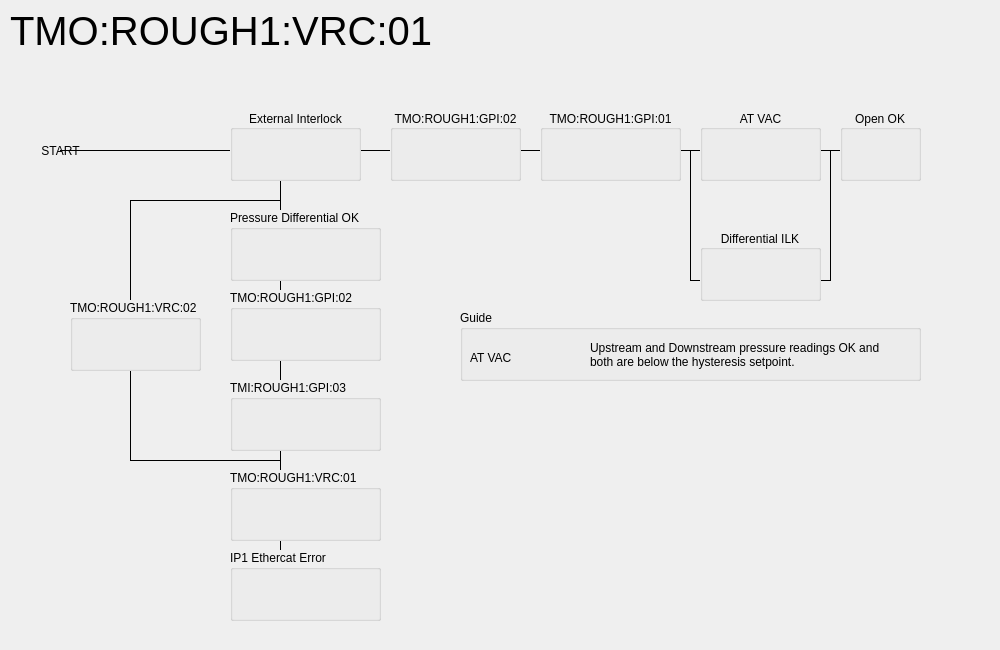
The window that vac_screens/interlock_screens/ROUGH1_VRC_01_ext_lg.ui (pcdshub/lcls-pydm-tmo) describes before a commit, drawn with Qt 5.
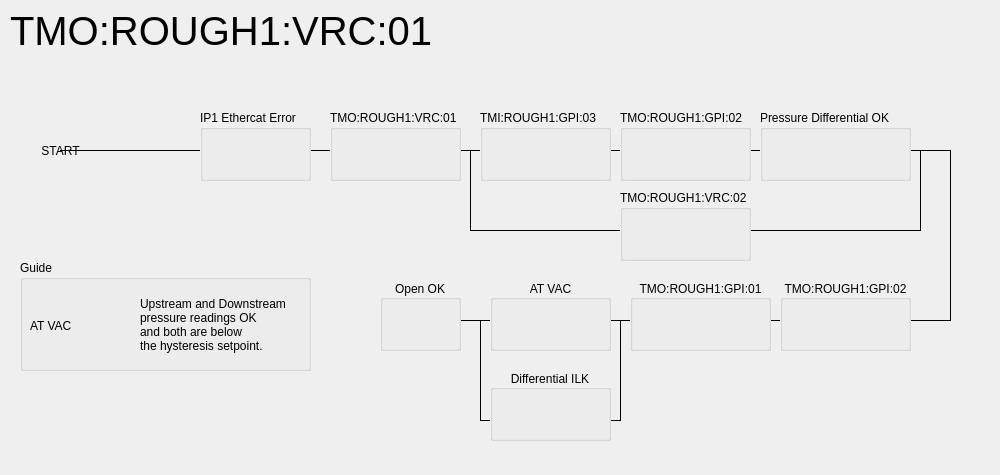
The same window after the commit. Custom widgets are drawn as their Qt base class.

Commit message: Automatic backup @ Mon Jul 21 17:00:52 PDT 2025

```diff
--- a/vac_screens/interlock_screens/ROUGH1_VRC_01_ext_lg.ui
+++ b/vac_screens/interlock_screens/ROUGH1_VRC_01_ext_lg.ui
@@ -7,7 +7,7 @@
     <x>0</x>
     <y>0</y>
     <width>1000</width>
-    <height>650</height>
+    <height>475</height>
    </rect>
   </property>
   <property name="windowTitle">
@@ -46,7 +46,7 @@
         <x>0</x>
         <y>0</y>
         <width>1000</width>
-        <height>650</height>
+        <height>475</height>
        </rect>
       </property>
       <property name="sizePolicy">
@@ -58,8 +58,8 @@
       <widget class="QGroupBox" name="groupBox_2">
        <property name="geometry">
         <rect>
-         <x>70</x>
-         <y>300</y>
+         <x>620</x>
+         <y>190</y>
          <width>131</width>
          <height>71</height>
         </rect>
@@ -119,80 +119,13 @@
         </item>
        </layout>
       </widget>
-      <widget class="QGroupBox" name="groupBox_5">
-       <property name="geometry">
-        <rect>
-         <x>230</x>
-         <y>110</y>
-         <width>131</width>
-         <height>71</height>
-        </rect>
-       </property>
-       <property name="autoFillBackground">
-        <bool>true</bool>
-       </property>
-       <property name="title">
-        <string>External Interlock</string>
-       </property>
-       <property name="alignment">
-        <set>Qt::AlignCenter</set>
-       </property>
-       <layout class="QVBoxLayout" name="verticalLayout_5">
-        <item>
-         <widget class="PyDMByteIndicator" name="PyDMByteIndicator_5">
-          <property name="toolTip">
-           <string/>
-          </property>
-          <property name="alarmSensitiveContent" stdset="0">
-           <bool>false</bool>
-          </property>
-          <property name="alarmSensitiveBorder" stdset="0">
-           <bool>true</bool>
-          </property>
-          <property name="PyDMToolTip" stdset="0">
-           <string/>
-          </property>
-          <property name="channel" stdset="0">
-           <string>ca://TMO:ROUGH1:VRC:01:EXT_ILK_OK_RBV</string>
-          </property>
-          <property name="offColor" stdset="0">
-           <color>
-            <red>255</red>
-            <green>0</green>
-            <blue>0</blue>
-           </color>
-          </property>
-          <property name="showLabels" stdset="0">
-           <bool>true</bool>
-          </property>
-          <property name="bigEndian" stdset="0">
-           <bool>false</bool>
-          </property>
-          <property name="circles" stdset="0">
-           <bool>true</bool>
-          </property>
-          <property name="numBits" stdset="0">
-           <number>1</number>
-          </property>
-          <property name="shift" stdset="0">
-           <number>0</number>
-          </property>
-          <property name="labels" stdset="0">
-           <stringlist>
-            <string>Ext_ILK OK</string>
-           </stringlist>
-          </property>
-         </widget>
-        </item>
-       </layout>
-      </widget>
       <widget class="Line" name="line_9">
        <property name="geometry">
         <rect>
-         <x>120</x>
-         <y>200</y>
+         <x>940</x>
+         <y>150</y>
          <width>20</width>
-         <height>261</height>
+         <height>171</height>
         </rect>
        </property>
        <property name="frameShadow">
@@ -205,8 +138,8 @@
       <widget class="QGroupBox" name="groupBox_7">
        <property name="geometry">
         <rect>
-         <x>540</x>
-         <y>110</y>
+         <x>630</x>
+         <y>280</y>
          <width>141</width>
          <height>71</height>
         </rect>
@@ -272,9 +205,9 @@
       <widget class="QGroupBox" name="groupBox_6">
        <property name="geometry">
         <rect>
-         <x>230</x>
-         <y>550</y>
-         <width>151</width>
+         <x>200</x>
+         <y>110</y>
+         <width>111</width>
          <height>71</height>
         </rect>
        </property>
@@ -340,27 +273,11 @@
         </item>
        </layout>
       </widget>
-      <widget class="Line" name="line_7">
-       <property name="geometry">
-        <rect>
-         <x>270</x>
-         <y>130</y>
-         <width>21</width>
-         <height>491</height>
-        </rect>
-       </property>
-       <property name="frameShadow">
-        <enum>QFrame::Plain</enum>
-       </property>
-       <property name="orientation">
-        <enum>Qt::Vertical</enum>
-       </property>
-      </widget>
       <widget class="QGroupBox" name="groupBox_8">
        <property name="geometry">
         <rect>
-         <x>390</x>
-         <y>110</y>
+         <x>780</x>
+         <y>280</y>
          <width>131</width>
          <height>71</height>
         </rect>
@@ -426,9 +343,9 @@
       <widget class="Line" name="line_8">
        <property name="geometry">
         <rect>
-         <x>130</x>
-         <y>450</y>
-         <width>151</width>
+         <x>470</x>
+         <y>220</y>
+         <width>451</width>
          <height>21</height>
         </rect>
        </property>
@@ -444,7 +361,7 @@
         <rect>
          <x>60</x>
          <y>140</y>
-         <width>821</width>
+         <width>891</width>
          <height>20</height>
         </rect>
        </property>
@@ -489,8 +406,8 @@
       <widget class="QGroupBox" name="groupBox">
        <property name="geometry">
         <rect>
-         <x>230</x>
-         <y>210</y>
+         <x>760</x>
+         <y>110</y>
          <width>151</width>
          <height>71</height>
         </rect>
@@ -538,8 +455,8 @@
       <widget class="QGroupBox" name="groupBox_9">
        <property name="geometry">
         <rect>
-         <x>840</x>
-         <y>110</y>
+         <x>380</x>
+         <y>280</y>
          <width>81</width>
          <height>71</height>
         </rect>
@@ -587,9 +504,9 @@
       <widget class="QGroupBox" name="groupBox_10">
        <property name="geometry">
         <rect>
-         <x>230</x>
-         <y>290</y>
-         <width>151</width>
+         <x>620</x>
+         <y>110</y>
+         <width>131</width>
          <height>71</height>
         </rect>
        </property>
@@ -657,9 +574,9 @@
       <widget class="QGroupBox" name="groupBox_11">
        <property name="geometry">
         <rect>
-         <x>230</x>
-         <y>380</y>
-         <width>151</width>
+         <x>480</x>
+         <y>110</y>
+         <width>131</width>
          <height>71</height>
         </rect>
        </property>
@@ -724,28 +641,12 @@
         </item>
        </layout>
       </widget>
-      <widget class="Line" name="line_10">
-       <property name="geometry">
-        <rect>
-         <x>130</x>
-         <y>190</y>
-         <width>151</width>
-         <height>21</height>
-        </rect>
-       </property>
-       <property name="frameShadow">
-        <enum>QFrame::Plain</enum>
-       </property>
-       <property name="orientation">
-        <enum>Qt::Horizontal</enum>
-       </property>
-      </widget>
       <widget class="QGroupBox" name="groupBox_12">
        <property name="geometry">
         <rect>
-         <x>230</x>
-         <y>470</y>
-         <width>151</width>
+         <x>330</x>
+         <y>110</y>
+         <width>131</width>
          <height>71</height>
         </rect>
        </property>
@@ -867,8 +768,8 @@
       <widget class="QGroupBox" name="groupBox_14">
        <property name="geometry">
         <rect>
-         <x>700</x>
-         <y>230</y>
+         <x>490</x>
+         <y>370</y>
          <width>121</width>
          <height>71</height>
         </rect>
@@ -934,10 +835,10 @@
       <widget class="Line" name="line_11">
        <property name="geometry">
         <rect>
-         <x>680</x>
+         <x>460</x>
          <y>150</y>
          <width>20</width>
-         <height>131</height>
+         <height>81</height>
         </rect>
        </property>
        <property name="frameShadow">
@@ -950,9 +851,9 @@
       <widget class="Line" name="line_12">
        <property name="geometry">
         <rect>
-         <x>690</x>
-         <y>270</y>
-         <width>141</width>
+         <x>420</x>
+         <y>310</y>
+         <width>531</width>
          <height>21</height>
         </rect>
        </property>
@@ -963,27 +864,11 @@
         <enum>Qt::Horizontal</enum>
        </property>
       </widget>
-      <widget class="Line" name="line_13">
-       <property name="geometry">
-        <rect>
-         <x>820</x>
-         <y>150</y>
-         <width>20</width>
-         <height>131</height>
-        </rect>
-       </property>
-       <property name="frameShadow">
-        <enum>QFrame::Plain</enum>
-       </property>
-       <property name="orientation">
-        <enum>Qt::Vertical</enum>
-       </property>
-      </widget>
       <widget class="QGroupBox" name="groupBox_15">
        <property name="geometry">
         <rect>
-         <x>700</x>
-         <y>110</y>
+         <x>490</x>
+         <y>280</y>
          <width>121</width>
          <height>71</height>
         </rect>
@@ -1049,10 +934,10 @@
       <widget class="QGroupBox" name="groupBox_3">
        <property name="geometry">
         <rect>
-         <x>460</x>
-         <y>310</y>
-         <width>461</width>
-         <height>71</height>
+         <x>20</x>
+         <y>260</y>
+         <width>291</width>
+         <height>111</height>
         </rect>
        </property>
        <property name="autoFillBackground">
@@ -1067,7 +952,7 @@
           <x>10</x>
           <y>40</y>
           <width>43</width>
-          <height>16</height>
+          <height>51</height>
          </rect>
         </property>
         <property name="text">
@@ -1077,17 +962,83 @@
        <widget class="QLabel" name="label_3">
         <property name="geometry">
          <rect>
-          <x>130</x>
+          <x>120</x>
           <y>30</y>
-          <width>331</width>
-          <height>31</height>
+          <width>171</width>
+          <height>71</height>
          </rect>
         </property>
         <property name="text">
-         <string>&lt;html&gt;&lt;head/&gt;&lt;body&gt;&lt;p&gt;Upstream and Downstream pressure readings OK and &lt;br/&gt;both are below the hysteresis setpoint. &lt;/p&gt;&lt;/body&gt;&lt;/html&gt;</string>
+         <string>&lt;html&gt;&lt;head/&gt;&lt;body&gt;&lt;p&gt;Upstream and Downstream&lt;br/&gt;pressure readings OK&lt;br/&gt;and both are below&lt;br/&gt;the hysteresis setpoint. &lt;/p&gt;&lt;/body&gt;&lt;/html&gt;</string>
         </property>
        </widget>
       </widget>
+      <widget class="Line" name="line_14">
+       <property name="geometry">
+        <rect>
+         <x>910</x>
+         <y>150</y>
+         <width>20</width>
+         <height>81</height>
+        </rect>
+       </property>
+       <property name="frameShadow">
+        <enum>QFrame::Plain</enum>
+       </property>
+       <property name="orientation">
+        <enum>Qt::Vertical</enum>
+       </property>
+      </widget>
+      <widget class="Line" name="line_13">
+       <property name="geometry">
+        <rect>
+         <x>610</x>
+         <y>320</y>
+         <width>20</width>
+         <height>101</height>
+        </rect>
+       </property>
+       <property name="frameShadow">
+        <enum>QFrame::Plain</enum>
+       </property>
+       <property name="orientation">
+        <enum>Qt::Vertical</enum>
+       </property>
+      </widget>
+      <widget class="Line" name="line_15">
+       <property name="geometry">
+        <rect>
+         <x>470</x>
+         <y>320</y>
+         <width>20</width>
+         <height>101</height>
+        </rect>
+       </property>
+       <property name="frameShadow">
+        <enum>QFrame::Plain</enum>
+       </property>
+       <property name="orientation">
+        <enum>Qt::Vertical</enum>
+       </property>
+      </widget>
+      <widget class="Line" name="line_10">
+       <property name="geometry">
+        <rect>
+         <x>480</x>
+         <y>410</y>
+         <width>141</width>
+         <height>21</height>
+        </rect>
+       </property>
+       <property name="frameShadow">
+        <enum>QFrame::Plain</enum>
+       </property>
+       <property name="orientation">
+        <enum>Qt::Horizontal</enum>
+       </property>
+      </widget>
+      <zorder>line_10</zorder>
+      <zorder>line_8</zorder>
       <zorder>line_12</zorder>
       <zorder>line_3</zorder>
       <zorder>line_7</zorder>
```
Left out of the diff: 8 changed lines with no effect on the pictures.
